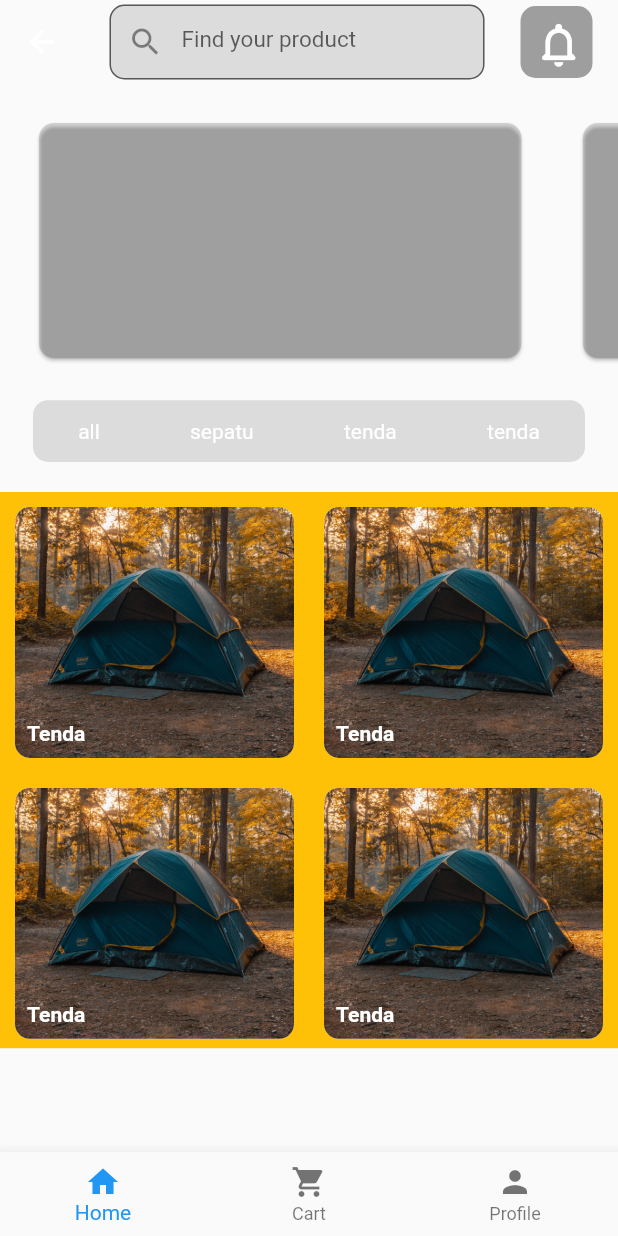
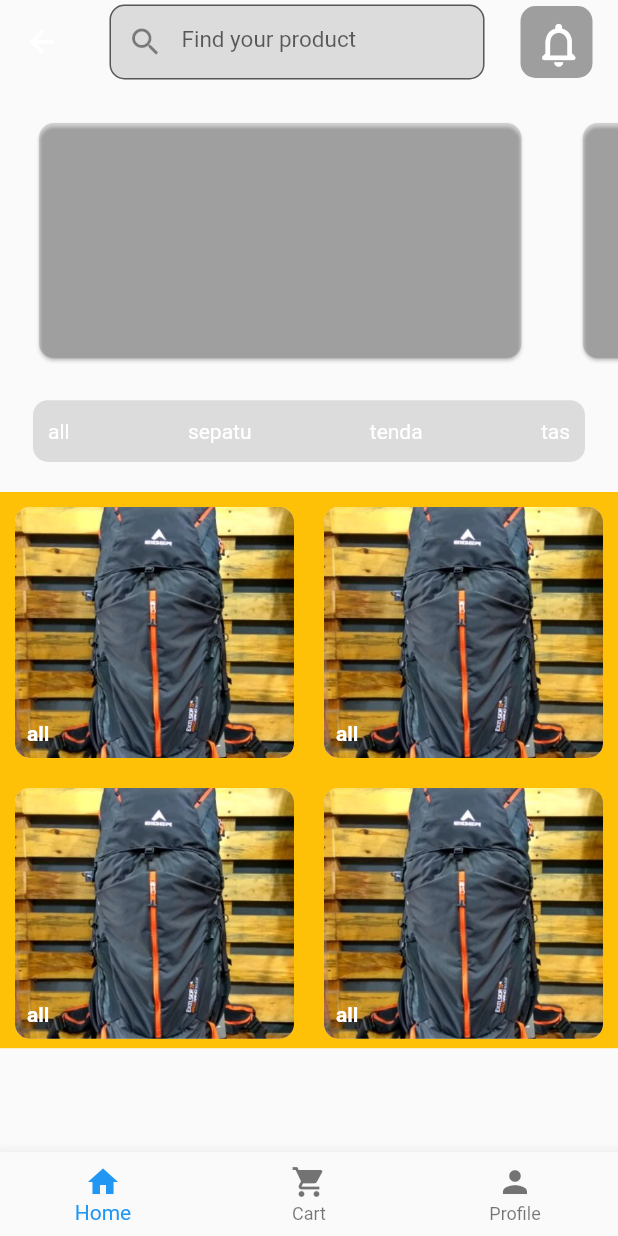
Before and after one commit to adiyuda46/rent, a Flutter app: the MyBottomNavigationBar screen opened by its route, on a phone screen of 412 x 824 dp. Run offline on Flutter 3.47's test engine with Material 2 defaults, Android fonts, the phone set to English and light mode, and no system bars; our stand-ins replace google_fonts.

```diff
--- a/lib/ui/page/home.dart
+++ b/lib/ui/page/home.dart
@@ -6,6 +6,7 @@ import 'package:rent/ui/widget/item.dart';
 import 'package:rent/ui/widget/navigator.dart';
 import 'package:rent/ui/widget/notifButton.dart';
 import '../widget/Search.dart';
+import '../widget/buttonNavBar.dart';
 
 class HomePage extends StatefulWidget {
   const HomePage({Key? key}) : super(key: key);
@@ -16,6 +17,8 @@ class HomePage extends StatefulWidget {
 
 class _HomePageState extends State<HomePage> {
   final TextEditingController _textEditingController = TextEditingController();
+String currentButtonText = 'all';
+
   @override
   Widget build(BuildContext context) {
     final double tinggi = MediaQuery.of(context).size.height;
@@ -49,54 +52,22 @@ class _HomePageState extends State<HomePage> {
                   decoration: BoxDecoration(
                       color: Colors.black12,
                       borderRadius: BorderRadius.circular(10)),
-                  child: Row(
-                    mainAxisAlignment: MainAxisAlignment.spaceAround,
-                    children: [
-                      NavBar(
-                        buttonText: "all",
-                      ),
-                      NavBar(
-                        buttonText: "sepatu",
-                      ),
-                      NavBar(
-                        buttonText: "tenda",
-                      ),
-                      NavBar(
-                        buttonText: "tenda",
-                      )
-                    ],
-                  ),
+                  child: BunttonNavBar(
+                   onButtonPressed: (buttonText) {
+                     setState(() {
+                       currentButtonText = buttonText;
+                     });
+                   },
+                 ),
                 ),
+
               ),
               Container(
                 height: tinggi * 0.45,
                 width: lebar,
                 color: Colors.amber,
-                child: Item(),
+                child: Item(currentButtonText: currentButtonText,),
               ),
-
-              // Row(
-              //   mainAxisAlignment: MainAxisAlignment.spaceAround,
-              //   children: [
-              //     IconButton(
-              //       onPressed: () {},
-              //       icon: Icon(
-              //         Icons.home_outlined,
-              //         size: 40,
-              //       ),
-              //     ),
-              //     IconButton(
-              //       onPressed: () {
-              //         Navigator.pushNamed(context, '/Cart');
-              //       },
-              //       icon: Icon(Icons.shopping_cart_outlined, size: 40),
-              //     ),
-              //     IconButton(
-              //       onPressed: () {},
-              //       icon: Icon(Icons.person_outline_outlined, size: 40),
-              //     ),
-              //   ],
-              // )
             ],
           ),
         ),
--- a/lib/ui/widget/buttomNavBar.dart
+++ b/lib/ui/widget/buttomNavBar.dart
@@ -27,6 +27,7 @@ class _MyBottomNavigationBarState extends State<MyBottomNavigationBar> {
   @override
   Widget build(BuildContext context) {
     return Scaffold(
+      resizeToAvoidBottomInset: false,
       body: _pages[_currentIndex],
       bottomNavigationBar: BottomNavigationBar(
         currentIndex: _currentIndex,
--- /dev/null
+++ b/lib/ui/widget/buttonNavBar.dart
@@ -0,0 +1,55 @@
+import 'package:flutter/material.dart';
+import 'navigator.dart';
+
+class BunttonNavBar extends StatefulWidget {
+  final void Function(String) onButtonPressed;
+
+  const BunttonNavBar({Key? key, required this.onButtonPressed}) : super(key: key);
+
+  @override
+  _BunttonNavBarState createState() => _BunttonNavBarState();
+}
+
+class _BunttonNavBarState extends State<BunttonNavBar> {
+  final List<String> navButtonLabels = ["all", "sepatu", "tenda", "tas"];
+  String currentButtonText = "all";
+
+  void buttonPress(String buttonText) {
+    setState(() {
+      currentButtonText = buttonText;
+    });
+    widget.onButtonPressed(currentButtonText);
+  }
+
+  @override
+  Widget build(BuildContext context) {
+    return Padding(
+      padding: const EdgeInsets.all(10.0),
+      child: Row(
+        mainAxisAlignment: MainAxisAlignment.spaceBetween,
+        children: [
+          NavBar(
+            buttonText: navButtonLabels[0],
+            onPressed: () => buttonPress(navButtonLabels[0]),
+            isSelected: currentButtonText == navButtonLabels[0],
+          ),
+          NavBar(
+            buttonText: navButtonLabels[1],
+            onPressed: () => buttonPress(navButtonLabels[1]),
+            isSelected: currentButtonText == navButtonLabels[1],
+          ),
+          NavBar(
+            buttonText: navButtonLabels[2],
+            onPressed: () => buttonPress(navButtonLabels[2]),
+            isSelected: currentButtonText == navButtonLabels[2],
+          ),
+          NavBar(
+            buttonText: navButtonLabels[3],
+            onPressed: () => buttonPress(navButtonLabels[3]),
+            isSelected: currentButtonText == navButtonLabels[3],
+          ),
+        ],
+      ),
+    );
+  }
+}
--- a/lib/ui/widget/item.dart
+++ b/lib/ui/widget/item.dart
@@ -1,12 +1,31 @@
 import 'package:flutter/material.dart';
 
 class Item extends StatelessWidget {
+  final String currentButtonText;
+
+  const Item({required this.currentButtonText});
+
+  String getImagePath(String category) {
+    switch (category) {
+      case 'all':
+        return 'assets/CARRIER.jpg';
+      case 'sepatu':
+        return 'assets/sepatu.png';
+      case 'tenda':
+        return 'assets/tenda.png';
+      case 'tas':
+        return 'assets/tas.png';
+      default:
+        return 'assets/tenda.png';
+    }
+  }
+
   @override
   Widget build(BuildContext context) {
     return GridView.builder(
       gridDelegate: SliverGridDelegateWithFixedCrossAxisCount(
         crossAxisCount: 2,
-        childAspectRatio: 1.1, // Sesuaikan rasio aspek sesuai kebutuhan
+        childAspectRatio: 1.1,
       ),
       itemCount: 6,
       itemBuilder: (context, index) {
@@ -14,13 +33,16 @@ class Item extends StatelessWidget {
           padding: const EdgeInsets.all(10.0),
           child: GestureDetector(
             onTap: () => Navigator.pushNamed(context, '/DetailProduct'),
-            child: Stack(children: [
+            child: Stack(
+              children: [
                 Container(
                   decoration: BoxDecoration(
                     borderRadius: BorderRadius.circular(10),
                     color: Colors.grey[200],
                     image: DecorationImage(
-                      image: AssetImage('assets/tenda.png'), fit: BoxFit.cover),
+                      image: AssetImage(getImagePath(currentButtonText)),
+                      fit: BoxFit.cover,
+                    ),
                   ),
                 ),
                 Padding(
@@ -28,12 +50,16 @@ class Item extends StatelessWidget {
                   child: Align(
                     alignment: Alignment.bottomLeft,
                     child: Text(
-                      "Tenda",
+                      currentButtonText,
                       style: TextStyle(
-                          color: Colors.white, fontWeight: FontWeight.bold),
-                    )),
-              )
-            ]),
+                        color: Colors.white,
+                        fontWeight: FontWeight.bold,
+                      ),
+                    ),
+                  ),
+                ),
+              ],
+            ),
           ),
         );
       },
--- a/lib/ui/widget/navigator.dart
+++ b/lib/ui/widget/navigator.dart
@@ -3,7 +3,7 @@ import 'package:flutter/material.dart';
 class NavBar extends StatefulWidget {
   final String buttonText;
 
-  const NavBar({Key? key, required this.buttonText}) : super(key: key);
+  const NavBar({Key? key, required this.buttonText, required bool isSelected, required Function() onPressed}) : super(key: key);
 
   @override
   _NavBarState createState() => _NavBarState();
```
Lines whose indentation alone changed are shown as unchanged.
